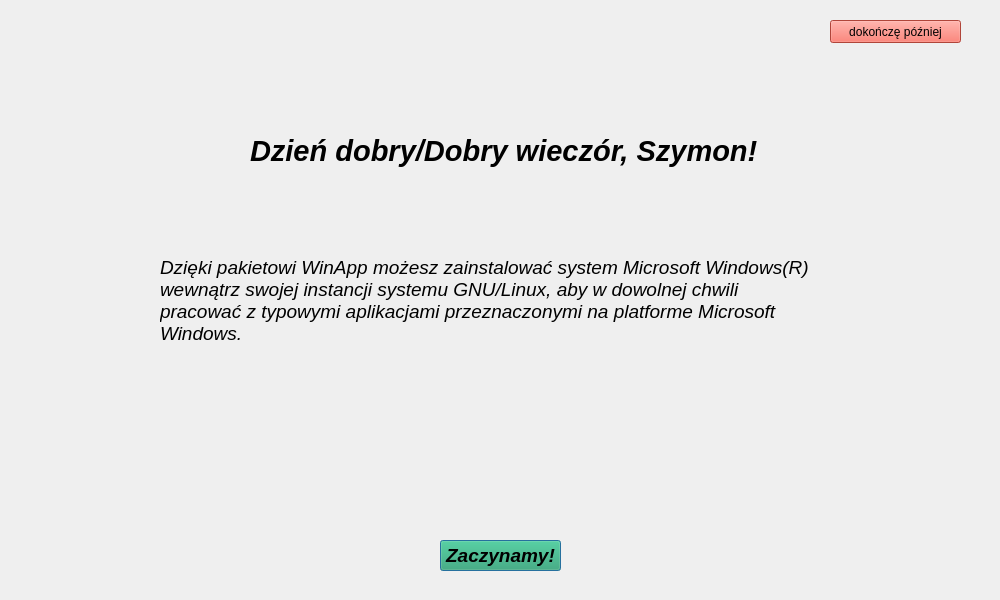
This is WinApps_FrrstRunWizard/wizardmainwindow.ui in ShimOnSanV/WinApps as Qt 5 draws it before an edit. The edited form follows.
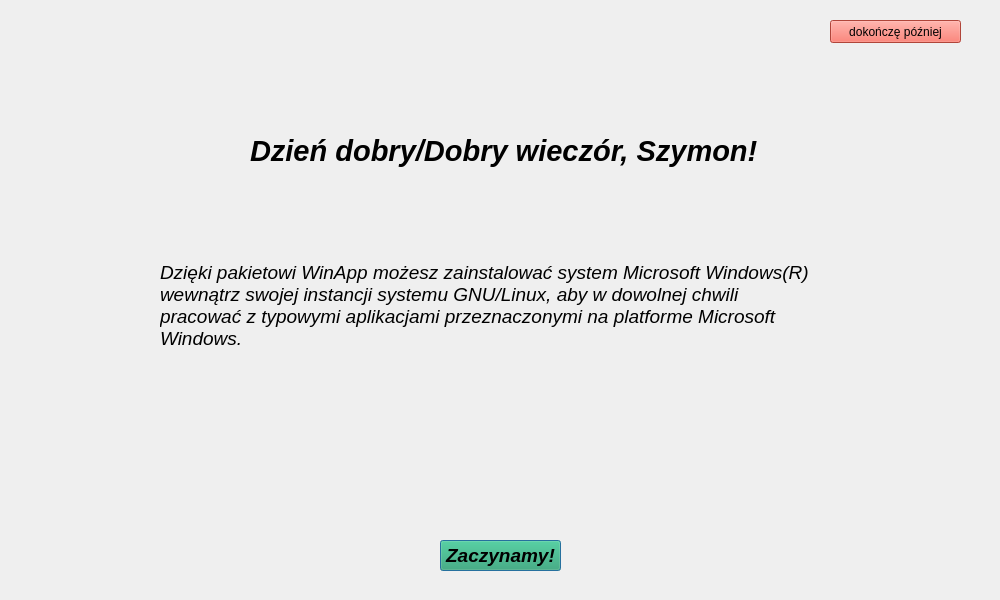
This is the edited form.

Commit message: Added configuration file for automatic installation of Windows system instance

Diff of the .ui file:
```diff
--- a/WinApps_FrrstRunWizard/wizardmainwindow.ui
+++ b/WinApps_FrrstRunWizard/wizardmainwindow.ui
@@ -66,9 +66,9 @@
     <property name="geometry">
      <rect>
       <x>160</x>
-      <y>210</y>
+      <y>220</y>
       <width>661</width>
-      <height>181</height>
+      <height>171</height>
      </rect>
     </property>
     <property name="font">
```
The commit also changes 1 other file.
